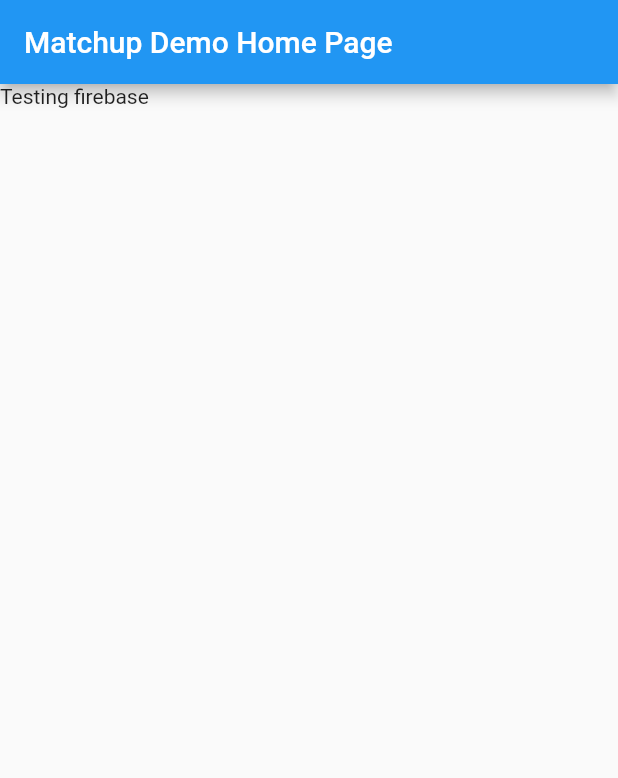
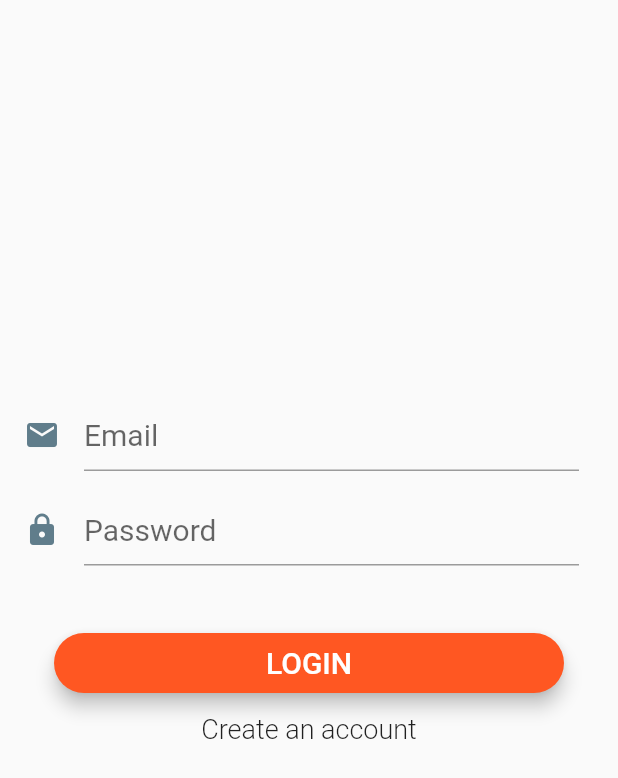
Before and after one commit to NotAxel/Matchup, a Flutter app: the screen it shows after launch, on a phone screen of 412 x 824 dp. Shown: the top 778 px of the screen. Run offline on Flutter 3.47's test engine with Material 2 defaults, Android fonts, the phone set to English and light mode, and no system bars; our stand-ins replace cloud_firestore; accounts and stored records are empty; Roboto replaces fonts that are missing (Montserrat).

Commit message:
added login and registration ui pages

```diff
--- /dev/null
+++ b/lib/loginPage.dart
@@ -0,0 +1,125 @@
+import 'package:flutter/material.dart';
+import 'package:cloud_firestore/cloud_firestore.dart';
+import 'package:flutter/material.dart';
+
+import 'registrationPage.dart';
+class LogInPage extends StatefulWidget {
+
+  @override
+  _LogInPageState createState() => _LogInPageState();
+}
+
+class _LogInPageState extends State<LogInPage> {
+  TextStyle style = TextStyle(fontFamily: 'Montserrat', fontSize: 20.0);
+  final emailController = TextEditingController();
+  final passwordController = TextEditingController();
+  String _email;
+  String _password;
+
+  @override
+  Widget build(BuildContext context) {
+    return Scaffold(
+          body: Stack(
+          children: <Widget>[
+            _showLogInForm(),
+          ],
+        ));
+  }
+
+  Widget showEmailField(){
+    return Padding(
+      padding: EdgeInsets.fromLTRB(0.0, 250.0, 10.0, 0.0),
+      child: new TextFormField(
+          obscureText: false,
+          style: style,
+          keyboardType: TextInputType.emailAddress,
+          decoration: InputDecoration(
+              hintText: "Email",
+              icon: new Icon(Icons.mail,
+              color: Colors.blueGrey,
+              )),
+          validator: (value) => value.isEmpty ? 'Email can\'t be empty' : null,
+          onSaved: (value) => _email = value.trim(),
+      ),
+    );
+  }
+
+  Widget showPasswordField(){
+    return Padding(
+      padding: EdgeInsets.fromLTRB(0.0, 15.0, 10.0, 0.0),
+      child: new TextFormField(
+          obscureText: true,
+          style: style,
+          controller: passwordController,
+          decoration: InputDecoration(
+              //contentPadding: EdgeInsets.fromLTRB(20.0, 15.0, 20.0, 15.0),
+              hintText: "Password",
+              icon: new Icon(Icons.lock,
+              color: Colors.blueGrey
+              )),
+          validator: (value) => value.isEmpty ? 'Password can\'t be empty' : null,
+          onSaved: (value) => _password = value.trim(),
+      ),
+    );
+  }
+
+  Widget showLogInButton(){
+    return new Padding(
+        padding: EdgeInsets.fromLTRB(20.0, 45.0, 20.0, 0.0),
+        child: SizedBox(
+          height: 40.0,
+          child: new RaisedButton(
+            elevation: 5.0,
+            shape: new RoundedRectangleBorder(
+                borderRadius: new BorderRadius.circular(30.0)),
+            color: Colors.deepOrange,
+            child: new Text('LOGIN',
+                style: new TextStyle(fontSize: 20.0, color: Colors.white)),
+            onPressed: (){
+              //where you put AXELS FUNCTIONS
+              //for FIRST PAGE...can delete alert dialog
+              return AlertDialog(
+                title: Text(_email),
+                content: Text(_password), //implement firebase stuff here
+              );
+
+            },
+          ),
+        ));
+  }
+
+  Widget showRegisterButton(){
+        return new FlatButton(
+        child: new Text(
+            'Create an account',
+            style: new TextStyle(fontSize: 18.0, fontWeight: FontWeight.w300)),
+        onPressed: (){
+          //where you put AXELS FUNCTIONS
+          //for FIRST PAGE...push is what procs next page
+          Navigator.push(
+            context,
+            MaterialPageRoute(builder: (context) => RegistrationPage()),
+          );
+        },
+        );
+  }
+
+  Widget _showLogInForm() {
+    return new Container(
+        padding: EdgeInsets.all(16.0),
+        child: new Form(
+          //key: _formKey,
+          child: new ListView(
+            shrinkWrap: true,
+            children: <Widget>[
+              //showLogo(),
+              showEmailField(),
+              showPasswordField(),
+              showLogInButton(),
+              showRegisterButton(),
+              //showErrorMessage(),
+            ],
+          ),
+        ));
+  }
+}
--- a/lib/main.dart
+++ b/lib/main.dart
@@ -1,5 +1,8 @@
 import 'package:flutter/material.dart';
 import 'package:cloud_firestore/cloud_firestore.dart';
+import 'package:flutter/material.dart';
+
+import 'loginPage.dart';
 
 void main() => runApp(MyApp());
 
@@ -21,103 +24,8 @@ class MyApp extends StatelessWidget {
         // is not restarted.
         primarySwatch: Colors.blue,
       ),
-      home: MyHomePage(title: 'Matchup Demo Home Page'),
+      home: LogInPage(),
+
     );
   }
 }
-
-class MyHomePage extends StatefulWidget {
-  MyHomePage({Key key, this.title}) : super(key: key);
-
-  // This widget is the home page of your application. It is stateful, meaning
-  // that it has a State object (defined below) that contains fields that affect
-  // how it looks.
-
-  // This class is the configuration for the state. It holds the values (in this
-  // case the title) provided by the parent (in this case the App widget) and
-  // used by the build method of the State. Fields in a Widget subclass are
-  // always marked "final".
-
-  final String title;
-
-  @override
-  _MyHomePageState createState() => _MyHomePageState();
-}
-
-class _MyHomePageState extends State<MyHomePage> {
-  @override
-  void initState(){
-    Firestore.instance.collection('Players').document()
-      .setData({ 'Username': 'Brendan', 'Main': 'Mr. Game & Watch' });
-    super.initState();
-  }
-  /*
-  int _counter = 0;
-
-  void _incrementCounter() {
-    setState(() {
-      // This call to setState tells the Flutter framework that something has
-      // changed in this State, which causes it to rerun the build method below
-      // so that the display can reflect the updated values. If we changed
-      // _counter without calling setState(), then the build method would not be
-      // called again, and so nothing would appear to happen.
-      _counter++;
-    });
-  }
-  */
-
-  @override
-  Widget build(BuildContext context) {
-    // This method is rerun every time setState is called, for instance as done
-    // by the _incrementCounter method above.
-    //
-    // The Flutter framework has been optimized to make rerunning build methods
-    // fast, so that you can just rebuild anything that needs updating rather
-    // than having to individually change instances of widgets.
-    return Scaffold(
-      appBar: AppBar(
-        // Here we take the value from the MyHomePage object that was created by
-        // the App.build method, and use it to set our appbar title.
-        title: Text(widget.title),
-      ),
-      body: new Text("Testing firebase"),
-     /*
-      Center(
-        // Center is a layout widget. It takes a single child and positions it
-        // in the middle of the parent.
-        child: Column(
-          // Column is also a layout widget. It takes a list of children and
-          // arranges them vertically. By default, it sizes itself to fit its
-          // children horizontally, and tries to be as tall as its parent.
-          //
-          // Invoke "debug painting" (press "p" in the console, choose the
-          // "Toggle Debug Paint" action from the Flutter Inspector in Android
-          // Studio, or the "Toggle Debug Paint" command in Visual Studio Code)
-          // to see the wireframe for each widget.
-          //
-          // Column has various properties to control how it sizes itself and
-          // how it positions its children. Here we use mainAxisAlignment to
-          // center the children vertically; the main axis here is the vertical
-          // axis because Columns are vertical (the cross axis would be
-          // horizontal).
-          mainAxisAlignment: MainAxisAlignment.center,
-          children: <Widget>[
-            Text(
-              'You have pushed the button this many times:',
-            ),
-            Text(
-              '$_counter',
-              style: Theme.of(context).textTheme.display1,
-            ),
-          ],
-        ),
-      ),
-      floatingActionButton: FloatingActionButton(
-        onPressed: _incrementCounter,
-        tooltip: 'Increment',
-        child: Icon(Icons.add),
-      ), // This trailing comma makes auto-formatting nicer for build methods.
-      */
-    );
-  }
-}
```
Also changed, not shown: lib/registrationPage.dart (added, +128 -0 lines), pubspec.lock, 1 other file.
